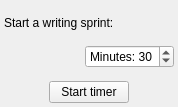
Old version of the form ui/timer_setup_widget.ui in the repository zkovari/plotlyst.
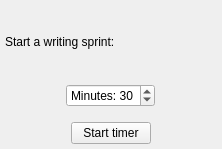
New version of the form.

The edit to the form file:
```diff
--- a/ui/timer_setup_widget.ui
+++ b/ui/timer_setup_widget.ui
@@ -6,8 +6,8 @@
    <rect>
     <x>0</x>
     <y>0</y>
-    <width>178</width>
-    <height>107</height>
+    <width>222</width>
+    <height>149</height>
    </rect>
   </property>
   <property name="sizePolicy">
@@ -21,19 +21,19 @@
   </property>
   <layout class="QVBoxLayout" name="verticalLayout">
    <property name="spacing">
-    <number>3</number>
+    <number>5</number>
    </property>
    <property name="leftMargin">
-    <number>4</number>
+    <number>5</number>
    </property>
    <property name="topMargin">
-    <number>4</number>
+    <number>5</number>
    </property>
    <property name="rightMargin">
-    <number>4</number>
+    <number>5</number>
    </property>
    <property name="bottomMargin">
-    <number>4</number>
+    <number>5</number>
    </property>
    <item>
     <widget class="QLabel" name="label">
@@ -42,7 +42,7 @@
      </property>
     </widget>
    </item>
-   <item alignment="Qt::AlignRight">
+   <item alignment="Qt::AlignHCenter">
     <widget class="QSpinBox" name="sbTimer">
      <property name="sizePolicy">
       <sizepolicy hsizetype="Maximum" vsizetype="Fixed">
```
Left out of the diff: 2 changed lines with no effect on the pictures.
